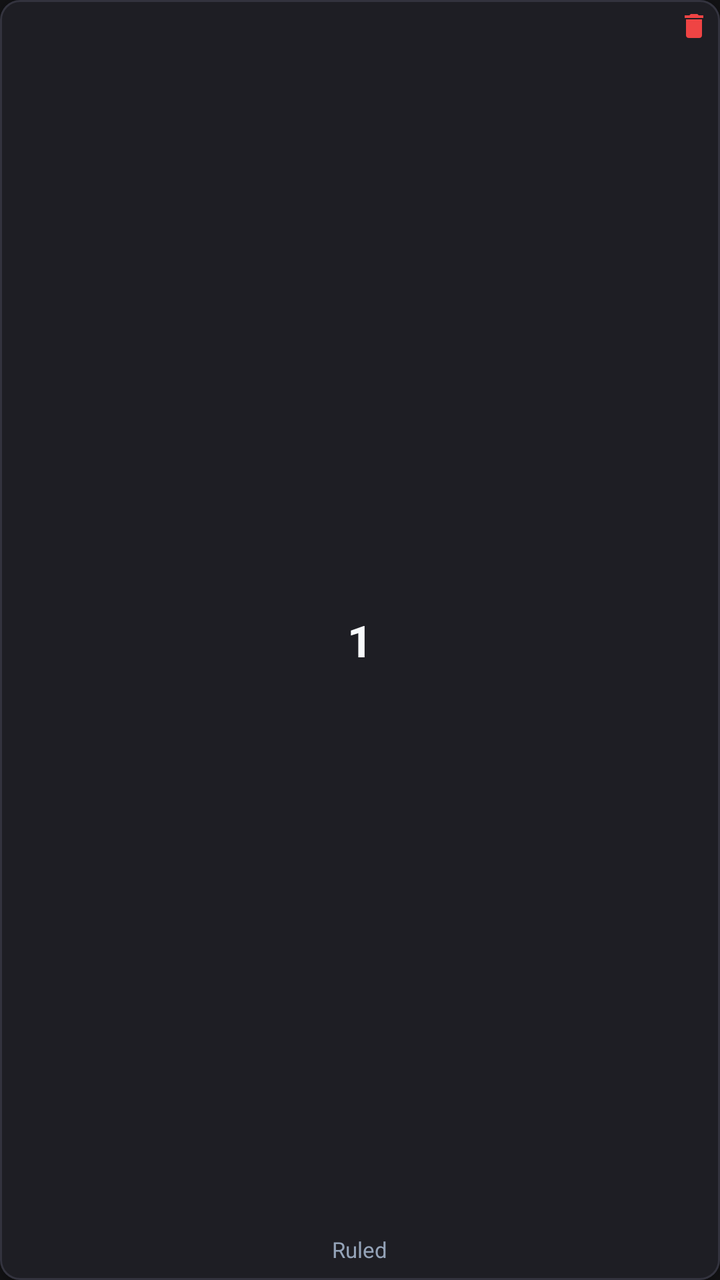
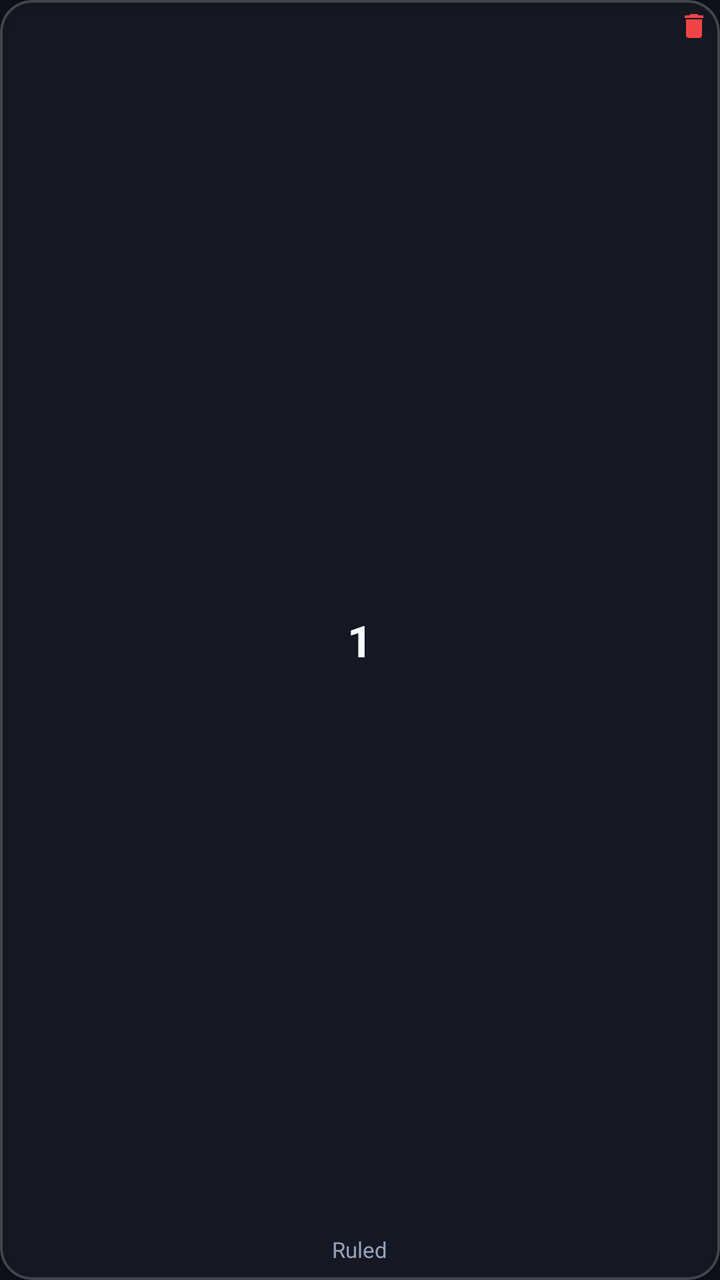

Before-and-after screenshots of an Android layout around one commit, followed by the original layout XML and the change that was made.
<!-- AndroidManifest.xml: application theme Theme.OpenNotes -->
<!-- res/layout/item_page_overview.xml -->
<?xml version="1.0" encoding="utf-8"?>
<com.google.android.material.card.MaterialCardView xmlns:android="http://schemas.android.com/apk/res/android"
    xmlns:app="http://schemas.android.com/apk/res-auto"
    android:layout_width="96dp"
    android:layout_height="136dp"
    android:layout_margin="8dp"
    app:cardCornerRadius="10dp"
    app:cardElevation="2dp"
    app:strokeWidth="1dp"
    app:strokeColor="@color/divider">

    <RelativeLayout
        android:layout_width="match_parent"
        android:layout_height="match_parent"
        android:background="@color/surface">

        <TextView
            android:id="@+id/textPageNumber"
            android:layout_width="wrap_content"
            android:layout_height="wrap_content"
            android:layout_centerInParent="true"
            android:text="1"
            android:textColor="@color/text_primary"
            android:textSize="22sp"
            android:textStyle="bold" />

        <TextView
            android:id="@+id/textPageTemplateLabel"
            android:layout_width="wrap_content"
            android:layout_height="wrap_content"
            android:layout_alignParentBottom="true"
            android:layout_centerHorizontal="true"
            android:layout_marginBottom="8dp"
            android:text="Ruled"
            android:textColor="@color/text_secondary"
            android:textSize="11sp" />

        <ImageView
            android:id="@+id/btnDeletePage"
            android:layout_width="26dp"
            android:layout_height="26dp"
            android:layout_alignParentTop="true"
            android:layout_alignParentEnd="true"
            android:padding="5dp"
            android:src="@drawable/ic_delete"
            android:background="?selectableItemBackgroundBorderless" />
    </RelativeLayout>

</com.google.android.material.card.MaterialCardView>
<!-- resources referenced by this layout -->
<resources>
  <color name="divider">#33333E</color>
  <color name="surface">#1E1E24</color>
  <color name="text_primary">#F8FAFC</color>
  <color name="text_secondary">#94A3B8</color>
  <!-- drawable ic_delete (drawable) -->
  <vector xmlns:android="http://schemas.android.com/apk/res/android"
      android:width="24dp"
      android:height="24dp"
      android:viewportWidth="24"
      android:viewportHeight="24">
      <path
          android:fillColor="#EF4444"
          android:pathData="M6,19c0,1.1 0.9,2 2,2h8c1.1,0 2,-0.9 2,-2V7H6v12zM19,4h-3.5l-1,-1h-5l-1,1H5v2h14V4z" />
  </vector>
  <color name="accent">#38BDF8</color>
  <color name="accent_light">#1E293B</color>
  <color name="accent_blue">#3B82F6</color>
  <color name="surface_variant">#2A2A32</color>
  <color name="window_background">#121214</color>
  <style name="ThemeOverlay.OpenNotes.MaterialAlertDialog" parent="ThemeOverlay.Material3.MaterialAlertDialog">
          <item name="colorSurface">@color/surface_card</item>
          <item name="colorOnSurface">@color/text_primary</item>
          <item name="colorOnSurfaceVariant">@color/text_secondary</item>
          <item name="colorPrimary">@color/accent</item>
          <item name="colorOnPrimary">#FFFFFF</item>
  
          
          <item name="buttonBarPositiveButtonStyle">@style/Widget.OpenNotes.DialogButton.Positive</item>
          <item name="buttonBarNegativeButtonStyle">@style/Widget.OpenNotes.DialogButton.Negative</item>
          <item name="buttonBarNeutralButtonStyle">@style/Widget.OpenNotes.DialogButton.Neutral</item>
          <item name="android:buttonBarPositiveButtonStyle">@style/Widget.OpenNotes.DialogButton.Positive</item>
          <item name="android:buttonBarNegativeButtonStyle">@style/Widget.OpenNotes.DialogButton.Negative</item>
          <item name="android:buttonBarNeutralButtonStyle">@style/Widget.OpenNotes.DialogButton.Neutral</item>
      </style>
  <color name="surface_card">#24242B</color>
  <style name="Widget.OpenNotes.DialogButton.Positive" parent="Widget.Material3.Button.TextButton.Dialog">
          <item name="android:textColor">@color/accent</item>
          <item name="android:textStyle">bold</item>
          <item name="android:textSize">14sp</item>
          <item name="android:textAllCaps">false</item>
      </style>
  <style name="Widget.OpenNotes.DialogButton.Negative" parent="Widget.Material3.Button.TextButton.Dialog">
          <item name="android:textColor">@color/text_primary</item>
          <item name="android:textStyle">bold</item>
          <item name="android:textSize">14sp</item>
          <item name="android:textAllCaps">false</item>
      </style>
  <style name="Widget.OpenNotes.DialogButton.Neutral" parent="Widget.Material3.Button.TextButton.Dialog">
          <item name="android:textColor">@color/text_secondary</item>
          <item name="android:textSize">14sp</item>
          <item name="android:textAllCaps">false</item>
      </style>
  <!-- unchanged entries left out for length: 1 -->
</resources>

<!-- the commit's change to res/layout/item_page_overview.xml (unified diff, before → after) -->
@@ -4,15 +4,16 @@
     android:layout_width="96dp"
     android:layout_height="136dp"
     android:layout_margin="8dp"
-    app:cardCornerRadius="10dp"
-    app:cardElevation="2dp"
-    app:strokeWidth="1dp"
-    app:strokeColor="@color/divider">
+    app:cardCornerRadius="16dp"
+    app:cardElevation="3dp"
+    app:cardBackgroundColor="#801C1E2A"
+    app:strokeWidth="1.2dp"
+    app:strokeColor="#33FFFFFF">
 
     <RelativeLayout
         android:layout_width="match_parent"
         android:layout_height="match_parent"
-        android:background="@color/surface">
+        android:background="@android:color/transparent">
 
         <TextView
             android:id="@+id/textPageNumber"
<!-- resource entries referenced after the edit -->
@@ -1,7 +1,7 @@
 <!-- resources referenced by this layout -->
 <resources>
-  <color name="divider">#33333E</color>
-  <color name="surface">#1E1E24</color>
+  <color name="divider">#33FFFFFF</color>
+  <color name="surface">#D91A1C28</color>
   <color name="text_primary">#F8FAFC</color>
   <color name="text_secondary">#94A3B8</color>
   <!-- drawable ic_delete (drawable) -->
@@ -17,8 +17,8 @@
   <color name="accent">#38BDF8</color>
   <color name="accent_light">#1E293B</color>
   <color name="accent_blue">#3B82F6</color>
-  <color name="surface_variant">#2A2A32</color>
-  <color name="window_background">#121214</color>
+  <color name="surface_variant">#80181A26</color>
+  <color name="window_background">#0E111A</color>
   <style name="ThemeOverlay.OpenNotes.MaterialAlertDialog" parent="ThemeOverlay.Material3.MaterialAlertDialog">
           <item name="colorSurface">@color/surface_card</item>
           <item name="colorOnSurface">@color/text_primary</item>
@@ -34,7 +34,7 @@
           <item name="android:buttonBarNegativeButtonStyle">@style/Widget.OpenNotes.DialogButton.Negative</item>
           <item name="android:buttonBarNeutralButtonStyle">@style/Widget.OpenNotes.DialogButton.Neutral</item>
       </style>
-  <color name="surface_card">#24242B</color>
+  <color name="surface_card">#E6202232</color>
   <style name="Widget.OpenNotes.DialogButton.Positive" parent="Widget.Material3.Button.TextButton.Dialog">
           <item name="android:textColor">@color/accent</item>
           <item name="android:textStyle">bold</item>
